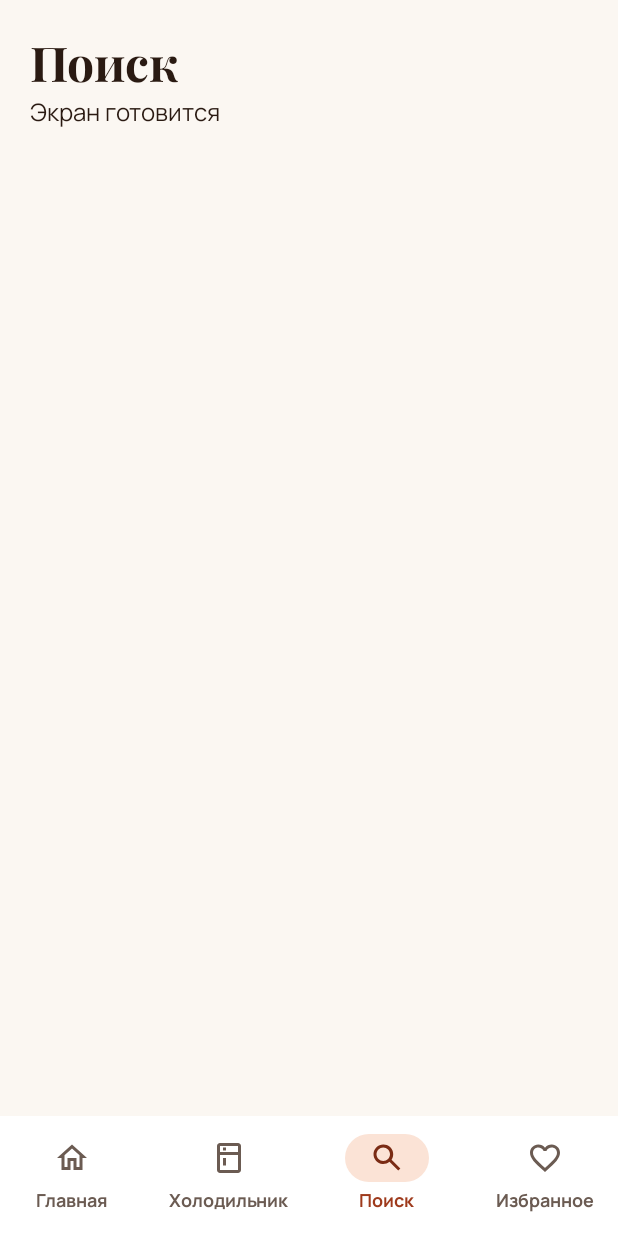
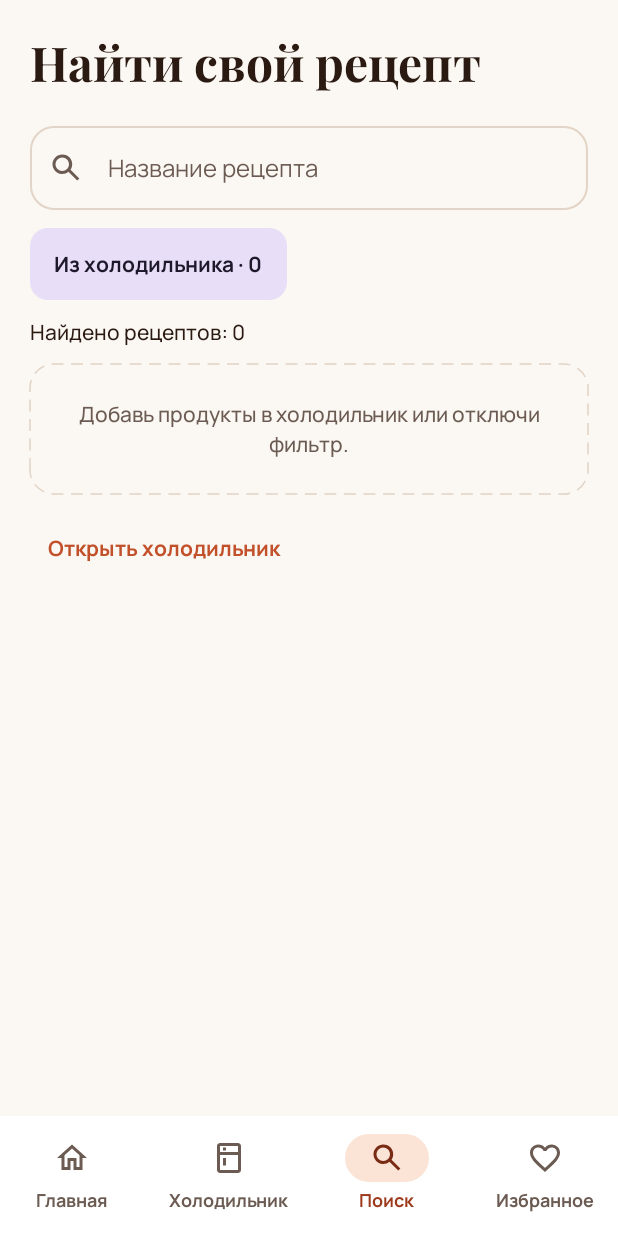
Before and after one commit to adilkhanalimberdi/qazan, an Android app built with Jetpack Compose: the search screen opened through its navigation route, on a phone screen of 412 x 824 dp. Run offline under Robolectric (Android 15) with nearby library versions, the phone set to English and light mode, and no system bars.

Commit message:
Add search screen with ranked results

```diff
--- a/app/src/main/java/com/css216/qazan/ui/navigation/QazanNavHost.kt
+++ b/app/src/main/java/com/css216/qazan/ui/navigation/QazanNavHost.kt
@@ -17,6 +17,7 @@ import com.css216.qazan.ui.components.ScreenHeading
 import com.css216.qazan.ui.theme.Dimensions
 import com.css216.qazan.ui.screens.home.HomeRoute
 import com.css216.qazan.ui.screens.fridge.FridgeRoute
+import com.css216.qazan.ui.screens.search.SearchRoute
 
 @Composable
 fun QazanNavHost(navController: NavHostController, modifier: Modifier = Modifier) {
@@ -45,7 +46,18 @@ fun QazanNavHost(navController: NavHostController, modifier: Modifier = Modifier
         composable(
             QazanDestination.Search.route,
             arguments = listOf(navArgument(QazanDestination.Search.ARG) { defaultValue = "" })
-        ) { PlaceholderScreen(stringResource(R.string.search)) }
+        ) {
+            SearchRoute(
+                onMealClick = { navController.navigate(QazanDestination.Detail.createRoute(it)) },
+                onOpenFridge = {
+                    navController.navigate(QazanDestination.Fridge.route) {
+                        popUpTo(navController.graph.findStartDestination().id) { saveState = true }
+                        launchSingleTop = true
+                        restoreState = true
+                    }
+                }
+            )
+        }
         composable(QazanDestination.Favorites.route) { PlaceholderScreen(stringResource(R.string.favorites)) }
         composable(QazanDestination.Shopping.route) {
             PlaceholderScreen(stringResource(R.string.shopping), onBack = { navController.navigateUp() })
--- /dev/null
+++ b/app/src/main/java/com/css216/qazan/ui/screens/search/SearchScreen.kt
@@ -0,0 +1,150 @@
+package com.css216.qazan.ui.screens.search
+
+import android.content.res.Configuration
+import androidx.compose.foundation.layout.Arrangement
+import androidx.compose.foundation.layout.PaddingValues
+import androidx.compose.foundation.layout.fillMaxSize
+import androidx.compose.foundation.layout.fillMaxWidth
+import androidx.compose.foundation.layout.heightIn
+import androidx.compose.foundation.layout.imePadding
+import androidx.compose.foundation.lazy.LazyColumn
+import androidx.compose.foundation.lazy.LazyRow
+import androidx.compose.foundation.lazy.items
+import androidx.compose.foundation.text.KeyboardActions
+import androidx.compose.foundation.text.KeyboardOptions
+import androidx.compose.material3.FilterChip
+import androidx.compose.material3.Icon
+import androidx.compose.material3.IconButton
+import androidx.compose.material3.InputChip
+import androidx.compose.material3.MaterialTheme
+import androidx.compose.material3.OutlinedTextField
+import androidx.compose.material3.Text
+import androidx.compose.material3.TextButton
+import androidx.compose.runtime.Composable
+import androidx.compose.runtime.collectAsState
+import androidx.compose.runtime.getValue
+import androidx.compose.ui.Modifier
+import androidx.compose.ui.platform.LocalSoftwareKeyboardController
+import androidx.compose.ui.res.painterResource
+import androidx.compose.ui.res.stringResource
+import androidx.compose.ui.text.input.ImeAction
+import androidx.compose.ui.tooling.preview.Preview
+import androidx.lifecycle.viewmodel.compose.viewModel
+import com.css216.qazan.R
+import com.css216.qazan.data.fake.FakeRecipeData
+import com.css216.qazan.data.model.MatchedMeal
+import com.css216.qazan.data.model.MealSummary
+import com.css216.qazan.ui.AppViewModelProvider
+import com.css216.qazan.ui.components.EmptyView
+import com.css216.qazan.ui.components.ErrorView
+import com.css216.qazan.ui.components.LoadingView
+import com.css216.qazan.ui.components.MealListCard
+import com.css216.qazan.ui.components.ScreenHeading
+import com.css216.qazan.ui.theme.Dimensions
+import com.css216.qazan.ui.theme.QazanTheme
+
+@Composable
+fun SearchRoute(
+    onMealClick: (String) -> Unit,
+    onOpenFridge: () -> Unit,
+    viewModel: SearchViewModel = viewModel(factory = AppViewModelProvider.Factory)
+) {
+    val uiState by viewModel.uiState.collectAsState()
+    SearchScreen(uiState, viewModel::updateQuery, viewModel::toggleFridge, viewModel::clearCategory, viewModel::loadResults, viewModel::toggleFavorite, onMealClick, onOpenFridge)
+}
+
+@Composable
+fun SearchScreen(
+    uiState: SearchUiState,
+    onQueryChange: (String) -> Unit,
+    onToggleFridge: () -> Unit,
+    onClearCategory: () -> Unit,
+    onRetry: () -> Unit,
+    onFavoriteClick: (MealSummary) -> Unit,
+    onMealClick: (String) -> Unit,
+    onOpenFridge: () -> Unit
+) {
+    val keyboard = LocalSoftwareKeyboardController.current
+    LazyColumn(
+        modifier = Modifier.fillMaxSize().imePadding(),
+        contentPadding = PaddingValues(Dimensions.screenPadding),
+        verticalArrangement = Arrangement.spacedBy(Dimensions.medium)
+    ) {
+        item { ScreenHeading(stringResource(R.string.search_title)) }
+        item {
+            OutlinedTextField(
+                uiState.query, onQueryChange,
+                modifier = Modifier.fillMaxWidth(),
+                label = { Text(stringResource(R.string.search_input)) },
+                placeholder = { Text(stringResource(R.string.search_hint)) },
+                leadingIcon = { Icon(painterResource(R.drawable.ic_search), null) },
+                trailingIcon = {
+                    if (uiState.query.isNotEmpty()) IconButton(onClick = { onQueryChange("") }) {
+                        Icon(painterResource(R.drawable.ic_close), stringResource(R.string.clear_search))
+                    }
+                },
+                singleLine = true,
+                shape = MaterialTheme.shapes.medium,
+                keyboardOptions = KeyboardOptions(imeAction = ImeAction.Search),
+                keyboardActions = KeyboardActions(onSearch = { keyboard?.hide() })
+            )
+        }
+        item {
+            LazyRow(horizontalArrangement = Arrangement.spacedBy(Dimensions.small)) {
+                item {
+                    FilterChip(
+                        uiState.useFridge, onToggleFridge,
+                        label = { Text(stringResource(R.string.fridge_filter, uiState.fridgeCount)) },
+                        modifier = Modifier.heightIn(min = Dimensions.touchTarget)
+                    )
+                }
+                if (uiState.category.isNotBlank()) item {
+                    InputChip(
+                        selected = true,
+                        onClick = onClearCategory,
+                        label = { Text(uiState.category) },
+                        trailingIcon = { Icon(painterResource(R.drawable.ic_close), stringResource(R.string.remove_category, uiState.category)) },
+                        modifier = Modifier.heightIn(min = Dimensions.touchTarget)
+                    )
+                }
+            }
+        }
+        when (val content = uiState.content) {
+            SearchContent.Loading -> item { LoadingView() }
+            SearchContent.Error -> item { ErrorView(onRetry) }
+            is SearchContent.Success -> {
+                item { Text(stringResource(R.string.results_count, content.results.size), style = MaterialTheme.typography.bodyMedium) }
+                if (content.results.isEmpty()) {
+                    item {
+                        EmptyView(stringResource(if (uiState.useFridge && uiState.fridgeCount == 0) R.string.search_fridge_empty else R.string.empty_results))
+                    }
+                    if (uiState.useFridge && uiState.fridgeCount == 0) item {
+                        TextButton(onClick = onOpenFridge) { Text(stringResource(R.string.open_fridge)) }
+                    }
+                }
+                items(content.results, key = { it.meal.id }) { result ->
+                    MealListCard(
+                        result.meal,
+                        onClick = { keyboard?.hide(); onMealClick(result.meal.id) },
+                        onFavoriteClick = { onFavoriteClick(result.meal) },
+                        isFavorite = result.meal.id in uiState.favoriteIds,
+                        matchedCount = if (uiState.useFridge) result.matchedCount else null,
+                        selectedCount = result.selectedCount
+                    )
+                }
+            }
+        }
+    }
+}
+
+@Preview(showBackground = true)
+@Preview(showBackground = true, uiMode = Configuration.UI_MODE_NIGHT_YES)
+@Composable
+private fun SearchPreview() {
+    QazanTheme {
+        SearchScreen(
+            SearchUiState(fridgeCount = 2, content = SearchContent.Success(listOf(MatchedMeal(FakeRecipeData.meals.first().toSummary(), 2, 2)))),
+            {}, {}, {}, {}, {}, {}, {}
+        )
+    }
+}
--- a/app/src/main/res/values/strings.xml
+++ b/app/src/main/res/values/strings.xml
@@ -35,4 +35,13 @@
     <string name="common_ingredients">Часто добавляют</string>
     <string name="fridge_empty">Здесь пока пусто. Добавь первый продукт.</string>
     <string name="find_recipes">Найти рецепты</string>
+    <string name="search_title">Найти свой рецепт</string>
+    <string name="search_input">Название рецепта</string>
+    <string name="search_hint">Например, Chicken</string>
+    <string name="clear_search">Очистить поиск</string>
+    <string name="fridge_filter">Из холодильника · %1$d</string>
+    <string name="remove_category">Убрать категорию %1$s</string>
+    <string name="results_count">Найдено рецептов: %1$d</string>
+    <string name="search_fridge_empty">Добавь продукты в холодильник или отключи фильтр.</string>
+    <string name="open_fridge">Открыть холодильник</string>
 </resources>
```
